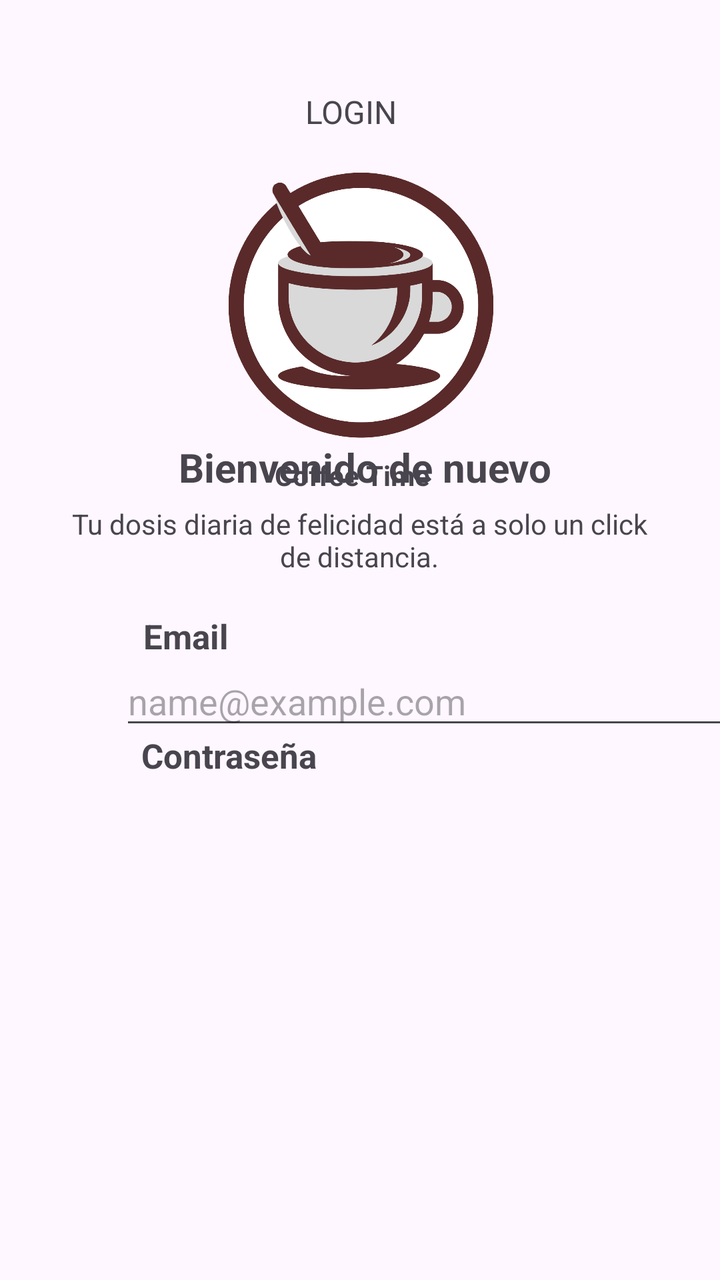
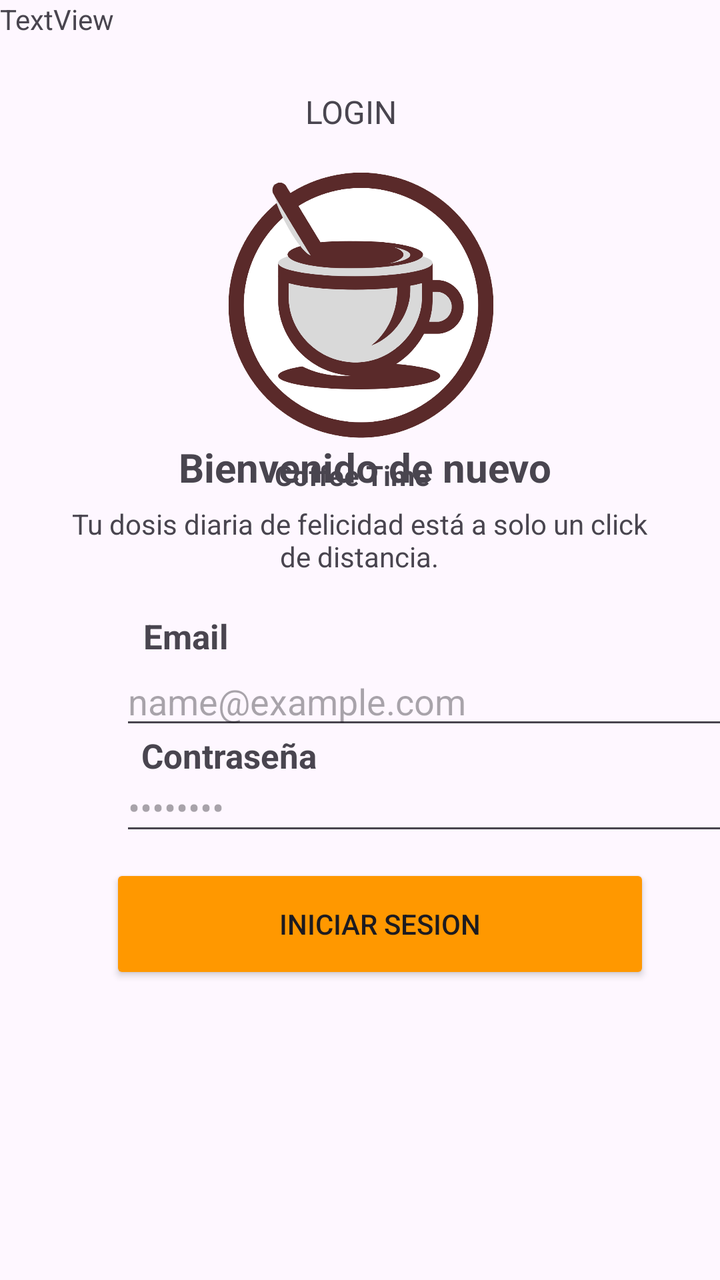

An Android layout rendered at two revisions. The XML below is the earlier revision; the diff shows what the commit changed to produce the second picture.
<!-- AndroidManifest.xml: application theme Theme.Cafeteria -->
<!-- res/layout/activity_segunda.xml -->
<?xml version="1.0" encoding="utf-8"?>
<androidx.constraintlayout.widget.ConstraintLayout xmlns:android="http://schemas.android.com/apk/res/android"
    xmlns:app="http://schemas.android.com/apk/res-auto"
    xmlns:tools="http://schemas.android.com/tools"
    android:id="@+id/main"
    android:layout_width="match_parent"
    android:layout_height="match_parent"
    tools:context=".SegundaActivity">


    <ImageView
        android:id="@+id/imageView"
        android:layout_width="269dp"
        android:layout_height="266dp"
        android:layout_marginStart="130dp"
        android:layout_marginTop="28dp"
        android:layout_marginEnd="131dp"
        android:src="@drawable/logo_coffe"
        app:layout_constraintEnd_toEndOf="parent"
        app:layout_constraintHorizontal_bias="0.495"
        app:layout_constraintStart_toStartOf="parent"
        app:layout_constraintTop_toTopOf="parent" />

    <TextView
        android:id="@+id/textView2"
        android:layout_width="86dp"
        android:layout_height="19dp"
        android:layout_marginStart="32dp"
        android:layout_marginTop="228dp"
        android:layout_marginEnd="24dp"
        android:text="Coffee Time"
        android:textStyle="bold"
        app:layout_constraintEnd_toEndOf="parent"
        app:layout_constraintHorizontal_bias="0.483"
        app:layout_constraintStart_toStartOf="parent"
        app:layout_constraintTop_toTopOf="parent" />

    <TextView
        android:id="@+id/login"
        android:layout_width="wrap_content"
        android:layout_height="wrap_content"
        android:layout_marginStart="172dp"
        android:layout_marginTop="45dp"
        android:layout_marginEnd="181dp"
        android:text="LOGIN"
        android:textSize="16sp"
        app:layout_constraintEnd_toEndOf="parent"
        app:layout_constraintStart_toStartOf="parent"
        app:layout_constraintTop_toTopOf="parent" />


    <TextView
        android:id="@+id/Bienvenido"
        android:layout_width="247dp"
        android:layout_height="39dp"
        android:layout_marginStart="7dp"
        android:gravity="center"
        android:text="Bienvenido de nuevo"
        android:textSize="20sp"
        android:textStyle="bold"
        app:layout_constraintBottom_toBottomOf="parent"
        app:layout_constraintEnd_toEndOf="parent"
        app:layout_constraintHorizontal_bias="0.49"
        app:layout_constraintStart_toStartOf="parent"
        app:layout_constraintTop_toTopOf="parent"
        app:layout_constraintVertical_bias="0.356" />

    <TextView
        android:id="@+id/dossistext"
        android:layout_width="290dp"
        android:layout_height="58dp"
        android:layout_marginTop="11dp"
        android:gravity="center"
        android:text="Tu dosis diaria de felicidad está a solo un click de distancia."
        app:layout_constraintBottom_toBottomOf="parent"
        app:layout_constraintEnd_toEndOf="parent"
        app:layout_constraintHorizontal_bias="0.495"
        app:layout_constraintStart_toStartOf="parent"
        app:layout_constraintTop_toTopOf="parent"
        app:layout_constraintVertical_bias="0.403" />

    <EditText
        android:id="@+id/ingreemail"
        android:layout_width="319dp"
        android:layout_height="38dp"
        android:layout_marginStart="60dp"
        android:layout_marginEnd="45dp"
        android:hint="name@example.com"
        android:inputType="text"
        app:layout_constraintBottom_toBottomOf="parent"
        app:layout_constraintEnd_toEndOf="parent"
        app:layout_constraintHorizontal_bias="0.0"
        app:layout_constraintStart_toStartOf="parent"
        app:layout_constraintTop_toTopOf="parent"
        app:layout_constraintVertical_bias="0.551" />

    <TextView
        android:id="@+id/Email"
        android:layout_width="85dp"
        android:layout_height="29dp"
        android:layout_marginStart="7dp"
        android:text="Email"
        android:textSize="17sp"
        android:textStyle="bold"
        app:layout_constraintBottom_toBottomOf="parent"
        app:layout_constraintEnd_toEndOf="parent"
        app:layout_constraintHorizontal_bias="0.241"
        app:layout_constraintStart_toStartOf="parent"
        app:layout_constraintTop_toTopOf="parent"
        app:layout_constraintVertical_bias="0.502" />

    <TextView
        android:id="@+id/contraseña"
        android:layout_width="wrap_content"
        android:layout_height="wrap_content"
        android:layout_marginTop="2dp"
        android:text="Contraseña"
        android:textSize="17sp"
        android:textStyle="bold"
        app:layout_constraintBottom_toBottomOf="parent"
        app:layout_constraintEnd_toEndOf="parent"
        app:layout_constraintHorizontal_bias="0.26"
        app:layout_constraintStart_toStartOf="parent"
        app:layout_constraintTop_toTopOf="parent"
        app:layout_constraintVertical_bias="0.592" />
</androidx.constraintlayout.widget.ConstraintLayout>
<!-- resources referenced by this layout -->
<resources>
  <!-- drawable logo_coffe: png bitmap (drawable, 106600 bytes) -->
  <style name="Theme.Cafeteria" parent="Base.Theme.Cafeteria" />
  <style name="Base.Theme.Cafeteria" parent="Theme.Material3.DayNight.NoActionBar">
          
          
      </style>
</resources>

<!-- the commit's change to res/layout/activity_segunda.xml (unified diff, before → after) -->
@@ -22,7 +22,7 @@
         app:layout_constraintTop_toTopOf="parent" />
 
     <TextView
-        android:id="@+id/textView2"
+        android:id="@+id/textcoffe"
         android:layout_width="86dp"
         android:layout_height="19dp"
         android:layout_marginStart="32dp"
@@ -94,6 +94,39 @@
         app:layout_constraintTop_toTopOf="parent"
         app:layout_constraintVertical_bias="0.551" />
 
+
+    <EditText
+        android:id="@+id/ingrecontraseña"
+        android:layout_width="319dp"
+        android:layout_height="38dp"
+        android:layout_marginStart="60dp"
+        android:layout_marginEnd="45dp"
+        android:hint="••••••••"
+        android:inputType="text"
+        app:layout_constraintBottom_toBottomOf="parent"
+        app:layout_constraintEnd_toEndOf="parent"
+        app:layout_constraintHorizontal_bias="0.0"
+        app:layout_constraintStart_toStartOf="parent"
+        app:layout_constraintTop_toTopOf="parent"
+        app:layout_constraintVertical_bias="0.639" />
+
+
+    <Button
+        android:id="@+id/iniciarsesion"
+        android:layout_width="270dp"
+        android:layout_height="60dp"
+        android:layout_marginStart="9dp"
+        android:layout_marginTop="60dp"
+        android:layout_marginBottom="91dp"
+        android:backgroundTint="#FF9800"
+        android:text="Iniciar Sesion"
+        app:layout_constraintBottom_toBottomOf="parent"
+        app:layout_constraintEnd_toEndOf="parent"
+        app:layout_constraintHorizontal_bias="0.568"
+        app:layout_constraintStart_toStartOf="parent"
+        app:layout_constraintTop_toTopOf="parent"
+        app:layout_constraintVertical_bias="0.867" />
+
     <TextView
         android:id="@+id/Email"
         android:layout_width="85dp"
@@ -123,4 +156,12 @@
         app:layout_constraintStart_toStartOf="parent"
         app:layout_constraintTop_toTopOf="parent"
         app:layout_constraintVertical_bias="0.592" />
+
+    <TextView
+        android:id="@+id/textView5"
+        android:layout_width="wrap_content"
+        android:layout_height="wrap_content"
+        android:text="TextView"
+        tools:layout_editor_absoluteX="72dp"
+        tools:layout_editor_absoluteY="579dp" />
 </androidx.constraintlayout.widget.ConstraintLayout>
